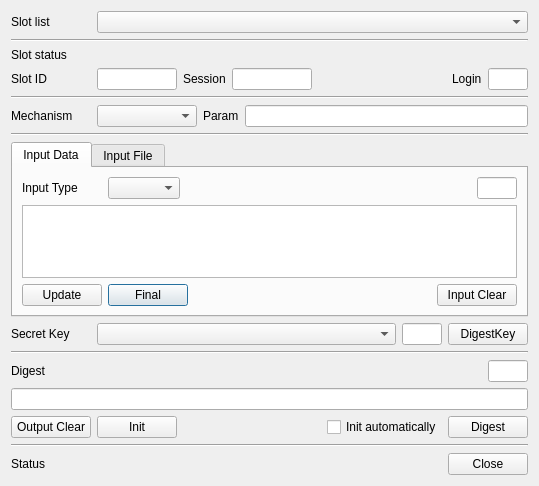
First picture: the form in CryptokiMan/digest_dlg.ui, repository jykim74/CryptokiMan, before the edit.
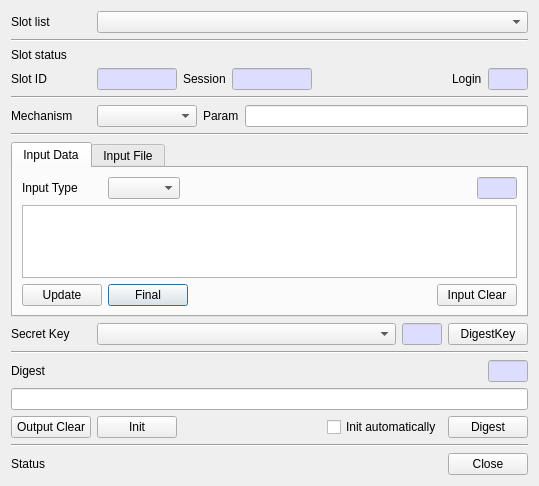
Second picture: the form after the edit. The open tabs and pages were chosen to show the change.

```diff
--- a/CryptokiMan/digest_dlg.ui
+++ b/CryptokiMan/digest_dlg.ui
@@ -84,6 +84,46 @@
          <height>16777215</height>
         </size>
        </property>
+       <property name="palette">
+        <palette>
+         <active>
+          <colorrole role="Base">
+           <brush brushstyle="SolidPattern">
+            <color alpha="255">
+             <red>221</red>
+             <green>221</green>
+             <blue>255</blue>
+            </color>
+           </brush>
+          </colorrole>
+         </active>
+         <inactive>
+          <colorrole role="Base">
+           <brush brushstyle="SolidPattern">
+            <color alpha="255">
+             <red>221</red>
+             <green>221</green>
+             <blue>255</blue>
+            </color>
+           </brush>
+          </colorrole>
+         </inactive>
+         <disabled>
+          <colorrole role="Base">
+           <brush brushstyle="SolidPattern">
+            <color alpha="255">
+             <red>240</red>
+             <green>240</green>
+             <blue>240</blue>
+            </color>
+           </brush>
+          </colorrole>
+         </disabled>
+        </palette>
+       </property>
+       <property name="readOnly">
+        <bool>true</bool>
+       </property>
       </widget>
      </item>
      <item>
@@ -101,6 +141,46 @@
          <height>16777215</height>
         </size>
        </property>
+       <property name="palette">
+        <palette>
+         <active>
+          <colorrole role="Base">
+           <brush brushstyle="SolidPattern">
+            <color alpha="255">
+             <red>221</red>
+             <green>221</green>
+             <blue>255</blue>
+            </color>
+           </brush>
+          </colorrole>
+         </active>
+         <inactive>
+          <colorrole role="Base">
+           <brush brushstyle="SolidPattern">
+            <color alpha="255">
+             <red>221</red>
+             <green>221</green>
+             <blue>255</blue>
+            </color>
+           </brush>
+          </colorrole>
+         </inactive>
+         <disabled>
+          <colorrole role="Base">
+           <brush brushstyle="SolidPattern">
+            <color alpha="255">
+             <red>240</red>
+             <green>240</green>
+             <blue>240</blue>
+            </color>
+           </brush>
+          </colorrole>
+         </disabled>
+        </palette>
+       </property>
+       <property name="readOnly">
+        <bool>true</bool>
+       </property>
       </widget>
      </item>
      <item>
@@ -131,6 +211,46 @@
          <height>16777215</height>
         </size>
        </property>
+       <property name="palette">
+        <palette>
+         <active>
+          <colorrole role="Base">
+           <brush brushstyle="SolidPattern">
+            <color alpha="255">
+             <red>221</red>
+             <green>221</green>
+             <blue>255</blue>
+            </color>
+           </brush>
+          </colorrole>
+         </active>
+         <inactive>
+          <colorrole role="Base">
+           <brush brushstyle="SolidPattern">
+            <color alpha="255">
+             <red>221</red>
+             <green>221</green>
+             <blue>255</blue>
+            </color>
+           </brush>
+          </colorrole>
+         </inactive>
+         <disabled>
+          <colorrole role="Base">
+           <brush brushstyle="SolidPattern">
+            <color alpha="255">
+             <red>240</red>
+             <green>240</green>
+             <blue>240</blue>
+            </color>
+           </brush>
+          </colorrole>
+         </disabled>
+        </palette>
+       </property>
+       <property name="readOnly">
+        <bool>true</bool>
+       </property>
       </widget>
      </item>
     </layout>
@@ -262,6 +382,43 @@
              <height>16777215</height>
             </size>
            </property>
+           <property name="palette">
+            <palette>
+             <active>
+              <colorrole role="Base">
+               <brush brushstyle="SolidPattern">
+                <color alpha="255">
+                 <red>221</red>
+                 <green>221</green>
+                 <blue>255</blue>
+                </color>
+               </brush>
+              </colorrole>
+             </active>
+             <inactive>
+              <colorrole role="Base">
+               <brush brushstyle="SolidPattern">
+                <color alpha="255">
+                 <red>221</red>
+                 <green>221</green>
+                 <blue>255</blue>
+                </color>
+               </brush>
+              </colorrole>
+             </inactive>
+             <disabled>
+              <colorrole role="Base">
+               <brush brushstyle="SolidPattern">
+                <color alpha="255">
+                 <red>240</red>
+                 <green>240</green>
+                 <blue>240</blue>
+                </color>
+               </brush>
+              </colorrole>
+             </disabled>
+            </palette>
+           </property>
            <property name="readOnly">
             <bool>true</bool>
            </property>
@@ -752,6 +909,43 @@
          <height>16777215</height>
         </size>
        </property>
+       <property name="palette">
+        <palette>
+         <active>
+          <colorrole role="Base">
+           <brush brushstyle="SolidPattern">
+            <color alpha="255">
+             <red>221</red>
+             <green>221</green>
+             <blue>255</blue>
+            </color>
+           </brush>
+          </colorrole>
+         </active>
+         <inactive>
+          <colorrole role="Base">
+           <brush brushstyle="SolidPattern">
+            <color alpha="255">
+             <red>221</red>
+             <green>221</green>
+             <blue>255</blue>
+            </color>
+           </brush>
+          </colorrole>
+         </inactive>
+         <disabled>
+          <colorrole role="Base">
+           <brush brushstyle="SolidPattern">
+            <color alpha="255">
+             <red>240</red>
+             <green>240</green>
+             <blue>240</blue>
+            </color>
+           </brush>
+          </colorrole>
+         </disabled>
+        </palette>
+       </property>
        <property name="readOnly">
         <bool>true</bool>
        </property>
@@ -801,6 +995,43 @@
          <height>16777215</height>
         </size>
        </property>
+       <property name="palette">
+        <palette>
+         <active>
+          <colorrole role="Base">
+           <brush brushstyle="SolidPattern">
+            <color alpha="255">
+             <red>221</red>
+             <green>221</green>
+             <blue>255</blue>
+            </color>
+           </brush>
+          </colorrole>
+         </active>
+         <inactive>
+          <colorrole role="Base">
+           <brush brushstyle="SolidPattern">
+            <color alpha="255">
+             <red>221</red>
+             <green>221</green>
+             <blue>255</blue>
+            </color>
+           </brush>
+          </colorrole>
+         </inactive>
+         <disabled>
+          <colorrole role="Base">
+           <brush brushstyle="SolidPattern">
+            <color alpha="255">
+             <red>240</red>
+             <green>240</green>
+             <blue>240</blue>
+            </color>
+           </brush>
+          </colorrole>
+         </disabled>
+        </palette>
+       </property>
        <property name="readOnly">
         <bool>true</bool>
        </property>
```
Left out of the diff: 2 changed lines with no effect on the pictures.
